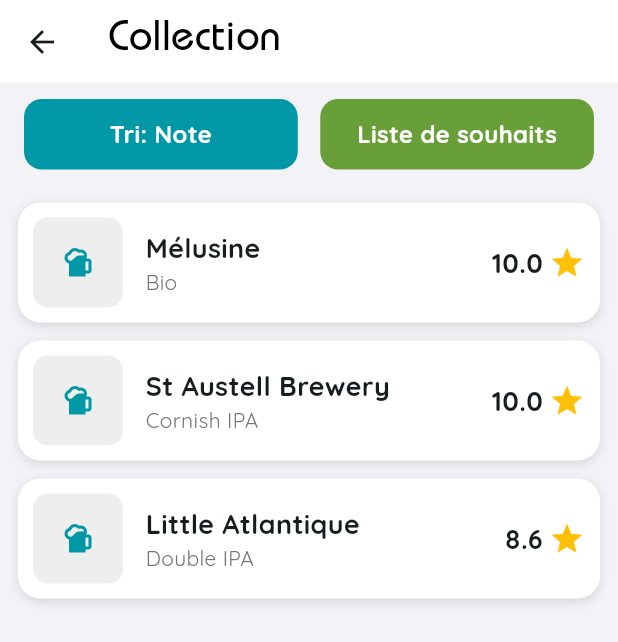
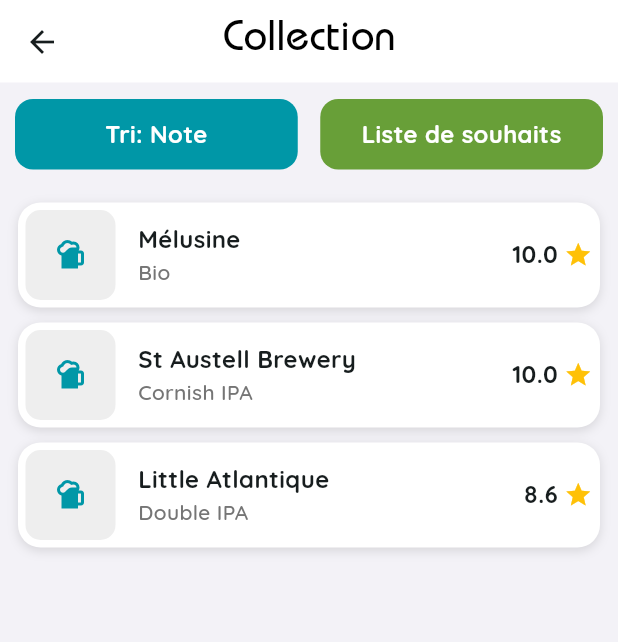
Before and after one commit to fabien-d-dev/beernotebook-frontend, a Flutter app: the BeerView screen opened directly, on a phone screen of 412 x 824 dp. Shown: the top 642 px of the screen. Run offline on Flutter 3.47's test engine with Material 3 defaults, Android fonts, the light colour scheme and no system bars; network calls fail.

Commit message:
style(beer): setting up the visual

```diff
--- a/lib/features/beer/beer_view.dart
+++ b/lib/features/beer/beer_view.dart
@@ -14,6 +14,7 @@
         0xFFF3F2F7,
       ), // Very light grey background as in the image
       appBar: AppBar(
+        centerTitle: true,
         title: const Text(
           "Collection",
           style: TextStyle(fontFamily: 'Bauhaus', fontSize: 28),
@@ -25,7 +26,7 @@
         children: [
           // Top button bar
           Padding(
-            padding: const EdgeInsets.symmetric(horizontal: 16, vertical: 10),
+            padding: const EdgeInsets.symmetric(horizontal: 10, vertical: 10),
             child: Row(
               children: [
                 Expanded(
@@ -84,8 +85,8 @@
   // Widget for each beer line
   Widget _buildBeerCard(beer) {
     return Container(
-      margin: const EdgeInsets.only(bottom: 12),
-      padding: const EdgeInsets.all(10),
+      margin: const EdgeInsets.only(bottom: 10),
+      padding: const EdgeInsets.all(5),
       decoration: BoxDecoration(
         color: Colors.white,
         borderRadius: BorderRadius.circular(15),
@@ -119,13 +120,16 @@
                   beer.name,
                   style: const TextStyle(
                     fontWeight: FontWeight.bold,
-                    fontSize: 18,
+                    fontSize: 16,
                   ),
                 ),
                 Text(
-                  beer.type ??
-                      "Style inconnu",
-                  style: TextStyle(color: Colors.grey[600], fontSize: 14),
+                  beer.type ?? "Style inconnu",
+                  style: TextStyle(
+                    color: Colors.grey[600],
+                    fontSize: 14,
+                    fontWeight: FontWeight.w500,
+                  ),
                 ),
               ],
             ),
@@ -137,11 +141,11 @@
                 beer.rating.toString(),
                 style: const TextStyle(
                   fontWeight: FontWeight.bold,
-                  fontSize: 18,
+                  fontSize: 16,
                 ),
               ),
               const SizedBox(width: 4),
-              const Icon(Icons.star, color: Colors.amber, size: 24),
+              const Icon(Icons.star, color: Colors.amber, size: 19),
             ],
           ),
         ],
```
